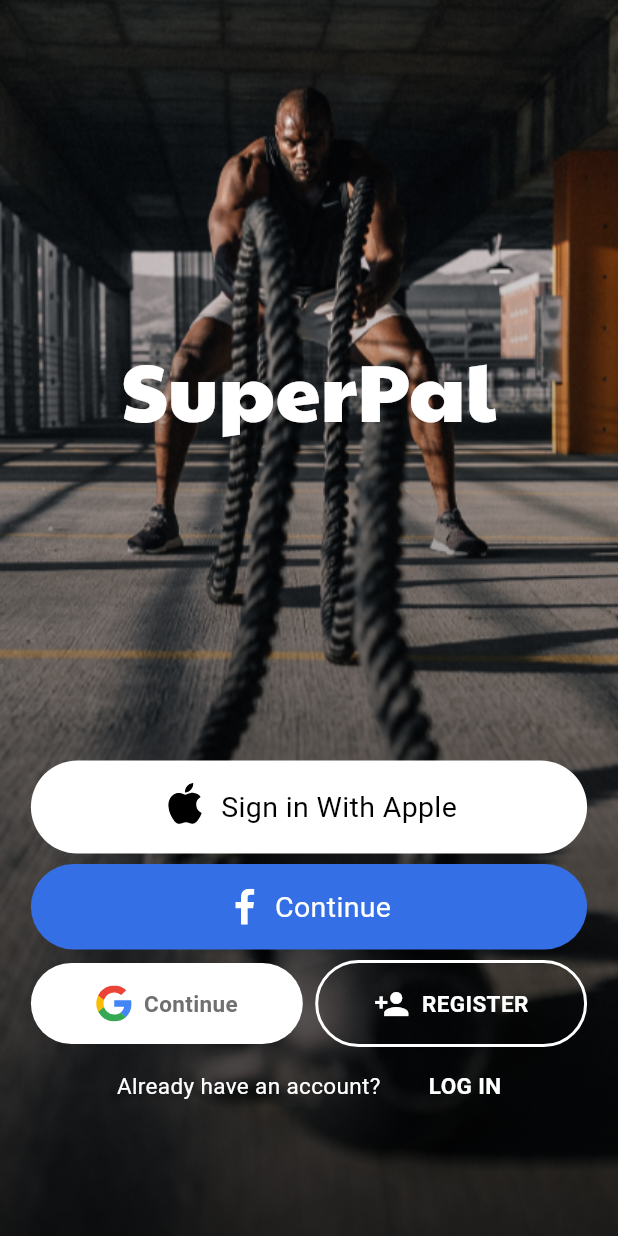
After one commit to darkmuha/superpal-frontend, a Flutter app: the screen it shows after launch, on a phone screen of 412 x 824 dp. The commit adds this screen. Run offline on Flutter 3.47's test engine with Material 3 defaults, Android fonts, the phone set to English and light mode, and no system bars; our stand-ins replace dio, flutter_secure_storage, flutter_svg, get.

Commit message:
Created The Welcome Page and the Login Page
----------
 MAIN
 * Created the welcome page and made it so it's the inital route.
 * Created the Login page and linked it to the button in the welcome page.
 * After use logs in they get sent to the home page.
 * Created a background builder that takes an image link and then it adds a gradient on top of it.
 * Added a constants helper for the apiUrl or any other constant.
 * JWT tokens are stored using flutter_secure_storage

----------
 NOTE
 * Create api_service class that attatches the jwt tokens in the headers using dio
 for authentication and gets a refresh token if there is a need. Might change some things.

```diff
--- /dev/null
+++ b/lib/components/background_builder.dart
@@ -0,0 +1,35 @@
+import 'package:flutter/material.dart';
+
+class BackgroundBuilder extends StatelessWidget {
+  final String imageUrl;
+
+  const BackgroundBuilder({super.key, required this.imageUrl});
+
+  @override
+  Widget build(BuildContext context) {
+    return Stack(
+      children: [
+        Container(
+          decoration: BoxDecoration(
+            image: DecorationImage(
+              image: AssetImage(imageUrl),
+              fit: BoxFit.cover,
+            ),
+          ),
+        ),
+        Container(
+          decoration: BoxDecoration(
+            gradient: LinearGradient(
+              begin: FractionalOffset.topCenter,
+              end: FractionalOffset.bottomCenter,
+              colors: [
+                Colors.transparent,
+                Colors.black.withOpacity(0.8),
+              ],
+            ),
+          ),
+        ),
+      ],
+    );
+  }
+}
--- /dev/null
+++ b/lib/components/custom_logo_button.dart
@@ -0,0 +1,76 @@
+import 'package:flutter/material.dart';
+import 'package:flutter_svg/flutter_svg.dart';
+
+class CustomLogoButton extends StatelessWidget {
+  final String? iconPath;
+  final String buttonText;
+  final Color buttonColor;
+  final Color textColor;
+  final Color? iconColor;
+  final Color borderColor;
+  final double iconWidth;
+  final double iconHeight;
+  final double width;
+  final double fontSize;
+  final double borderWidth;
+  final Icon? icon;
+  final FontWeight? fontWeight;
+
+  const CustomLogoButton({
+    Key? key,
+    this.iconPath,
+    required this.buttonText,
+    required this.buttonColor,
+    required this.textColor,
+    this.iconColor,
+    this.iconWidth = 24,
+    this.iconHeight = 24,
+    this.width = 0.0, // Default value for width
+    this.icon,
+    this.fontSize = 19.0, // Default value for fontSize
+    this.fontWeight,
+    this.borderColor = Colors.transparent, // Default value for borderColor
+    this.borderWidth = 0.0, // Default value for borderWidth
+  }) : super(key: key);
+
+  @override
+  Widget build(BuildContext context) {
+    double screenWidth = MediaQuery.of(context).size.width;
+
+    return Container(
+      width: width ?? screenWidth * 0.9,
+      padding: const EdgeInsets.all(15),
+      decoration: BoxDecoration(
+        color: buttonColor,
+        borderRadius: BorderRadius.circular(35),
+        border: Border.all(
+          color: borderColor,
+          width: borderWidth,
+        ),
+      ),
+      child: Row(
+        mainAxisAlignment: MainAxisAlignment.center,
+        children: [
+          if (icon != null)
+            icon!
+          else if (iconPath != null)
+            SvgPicture.asset(
+              iconPath!,
+              width: iconWidth,
+              height: iconHeight,
+              color: iconColor,
+            ),
+          const SizedBox(width: 8),
+          Text(
+            buttonText,
+            style: TextStyle(
+              color: textColor,
+              fontSize: fontSize,
+              fontWeight: fontWeight,
+            ),
+          ),
+        ],
+      ),
+    );
+  }
+}
--- /dev/null
+++ b/lib/helpers/constants.dart
@@ -0,0 +1,3 @@
+class AppConstants {
+  static const String apiUrl = 'http://192.168.0.37:8000';
+}
--- a/lib/main.dart
+++ b/lib/main.dart
@@ -1,5 +1,6 @@
 import 'package:flutter/material.dart';
 import 'package:get/get.dart';
+import 'package:superpal/screens/login.dart';
 import 'screens/account.dart';
 import 'screens/home.dart';
 import 'screens/nutrition.dart';
@@ -31,6 +32,11 @@
         GetPage(
           name: '/',
           page: () => const WelcomeScreen(),
+          transition: Transition.fadeIn,
+        ),
+        GetPage(
+          name: '/login',
+          page: () => LoginScreen(),
           transition: Transition.fadeIn,
         ),
         GetPage(
--- a/lib/screens/welcome.dart
+++ b/lib/screens/welcome.dart
@@ -1,5 +1,7 @@
 import 'package:flutter/material.dart';
-import 'package:flutter_svg/flutter_svg.dart';
+import '../components/custom_logo_button.dart';
+import '../components/background_builder.dart';
+import 'package:get/get.dart';
 
 class WelcomeScreen extends StatelessWidget {
   const WelcomeScreen({Key? key});
@@ -12,26 +14,8 @@
       body: SafeArea(
         child: Stack(
           children: [
-            Container(
-              decoration: const BoxDecoration(
-                image: DecorationImage(
-                  image: AssetImage(
-                      "assets/images/background_guy_rope_cropped.png"),
-                  fit: BoxFit.cover,
-                ),
-              ),
-            ),
-            Container(
-              decoration: BoxDecoration(
-                gradient: LinearGradient(
-                  begin: FractionalOffset.topCenter,
-                  end: FractionalOffset.bottomCenter,
-                  colors: [
-                    Colors.transparent,
-                    Colors.black.withOpacity(0.8),
-                  ],
-                ),
-              ),
+            const BackgroundBuilder(
+              imageUrl: "assets/images/background_guy_rope_cropped.png",
             ),
             Center(
               child: Column(
@@ -44,66 +28,32 @@
                     style: TextStyle(
                       color: Colors.white,
                       fontSize: 54,
-                      fontFamily: 'PaytoneOne',
+                      fontFamily: 'PayToneOne',
                     ),
                   ),
 
                   const SizedBox(height: 210),
 
                   // Apple Login
-                  Container(
-                    width: screenWidth * 0.9,
-                    padding: const EdgeInsets.all(15),
-                    decoration: BoxDecoration(
-                      color: Colors.white,
-                      borderRadius: BorderRadius.circular(35),
-                    ),
-                    child: Row(
-                      mainAxisAlignment: MainAxisAlignment.center,
-                      children: [
-                        SvgPicture.asset(
-                          "assets/icons/apple_logo.svg",
-                          width: 32,
-                          height: 32,
-                        ),
-                        const SizedBox(width: 8),
-                        const Text(
-                          'Sign in With Apple',
-                          style: TextStyle(color: Colors.black, fontSize: 19),
-                        ),
-                      ],
-                    ),
-                  ),
+                  CustomLogoButton(
+                      width: (screenWidth * 0.9),
+                      iconPath: "assets/icons/apple_logo.svg",
+                      buttonText: 'Sign in With Apple',
+                      buttonColor: Colors.white,
+                      textColor: Colors.black,
+                      iconWidth: 32,
+                      iconHeight: 32),
 
                   const SizedBox(height: 7),
 
                   // Facebook Login
-                  Container(
+                  CustomLogoButton(
                     width: screenWidth * 0.9,
-                    padding: const EdgeInsets.all(15),
-                    decoration: BoxDecoration(
-                      color: const Color(0xFF356FE5),
-                      borderRadius: BorderRadius.circular(35),
-                    ),
-                    child: Row(
-                      mainAxisAlignment: MainAxisAlignment.center,
-                      children: [
-                        SvgPicture.asset(
-                          "assets/icons/facebook_logo.svg",
-                          width: 24,
-                          height: 24,
-                          color: Colors.white,
-                        ),
-                        const SizedBox(width: 8),
-                        const Text(
-                          'Continue',
-                          style: TextStyle(
-                              color: Colors.white,
-                              fontSize: 19,
-                              fontWeight: FontWeight.bold),
-                        ),
-                      ],
-                    ),
+                    iconPath: "assets/icons/facebook_logo.svg",
+                    buttonText: 'Continue',
+                    buttonColor: const Color(0xFF356FE5),
+                    textColor: Colors.white,
+                    iconColor: Colors.white,
                   ),
 
                   const SizedBox(height: 7),
@@ -115,74 +65,47 @@
                         mainAxisAlignment: MainAxisAlignment.spaceBetween,
                         children: [
                           // Google Sign-In
-                          Container(
+                          CustomLogoButton(
                             width: screenWidth * 0.44,
-                            padding: const EdgeInsets.all(15),
-                            decoration: BoxDecoration(
-                              color: Colors.white,
-                              borderRadius: BorderRadius.circular(35),
-                            ),
-                            child: Row(
-                              mainAxisAlignment: MainAxisAlignment.center,
-                              children: [
-                                SvgPicture.asset(
-                                  "assets/icons/google_icon_logo.svg",
-                                  width: 24,
-                                  height: 24,
-                                ),
-                                const SizedBox(width: 8),
-                                const Text(
-                                  'Continue',
-                                  style: TextStyle(
-                                      color: Color(0xFF707070),
+                            iconPath: "assets/icons/google_icon_logo.svg",
+                            buttonText: 'Continue',
+                            buttonColor: Colors.white,
+                            textColor: const Color(0xFF707070),
                             fontSize: 15,
-                                      fontWeight: FontWeight.bold),
-                                ),
-                              ],
-                            ),
+                            fontWeight: FontWeight.bold,
                           ),
 
                           const SizedBox(height: 7),
 
                           // Register
-                          Container(
+                          CustomLogoButton(
                             width: screenWidth * 0.44,
-                            padding: const EdgeInsets.all(15),
-                            decoration: BoxDecoration(
-                              color: Colors.transparent,
-                              borderRadius: BorderRadius.circular(35),
-                              border: Border.all(
-                                color: Colors.white,
-                                width: 2.0,
-                              ),
-                            ),
-                            child: const Row(
-                              mainAxisAlignment: MainAxisAlignment.center,
-                              children: [
-                                Icon(
+                            icon: const Icon(
                               Icons.person_add,
                               color: Colors.white,
                               size: 24,
                             ),
-                                SizedBox(width: 8),
-                                Text(
-                                  'REGISTER',
-                                  style: TextStyle(
-                                      color: Colors.white,
+                            buttonText: 'REGISTER',
+                            buttonColor: Colors.transparent,
+                            textColor: Colors.white,
                             fontSize: 15,
-                                      fontWeight: FontWeight.bold),
+                            fontWeight: FontWeight.bold,
+                            borderColor: Colors.white,
+                            borderWidth: 2,
                           ),
-                              ],
-                            ),
-                          )
                         ],
                       )),
                   const SizedBox(height: 15),
-                  const Row(
+                  GestureDetector(
+                    onTap: () {
+                      Get.toNamed('/login');
+                    },
+                    child: const Row(
                       mainAxisAlignment: MainAxisAlignment.center,
                       children: [
                         Text('Already have an account?',
-                          style: TextStyle(color: Colors.white, fontSize: 15)),
+                            style:
+                                TextStyle(color: Colors.white, fontSize: 15)),
                         SizedBox(width: 32),
                         Text('LOG IN',
                             style: TextStyle(
@@ -190,6 +113,7 @@
                                 fontSize: 15,
                                 fontWeight: FontWeight.bold)),
                       ],
+                    ),
                   )
                 ],
               ),
```
Also changed, not shown: lib/components/custom_app_bar.dart (+40 -16 lines), lib/components/custom_button.dart (added, +28 -0 lines), lib/components/custom_text_field.dart (added, +41 -0 lines), lib/helpers/api_service.dart (added, +84 -0 lines), lib/screens/login.dart (+98 -0 lines), pubspec.yaml (+10 -3 lines), pubspec.lock. Lines whose indentation alone changed are shown as unchanged.
